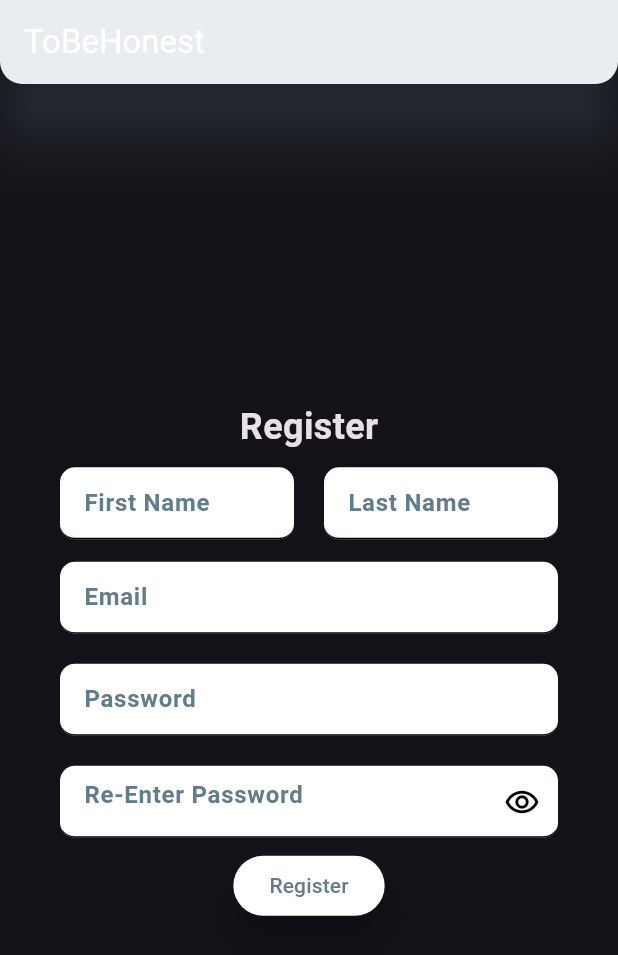
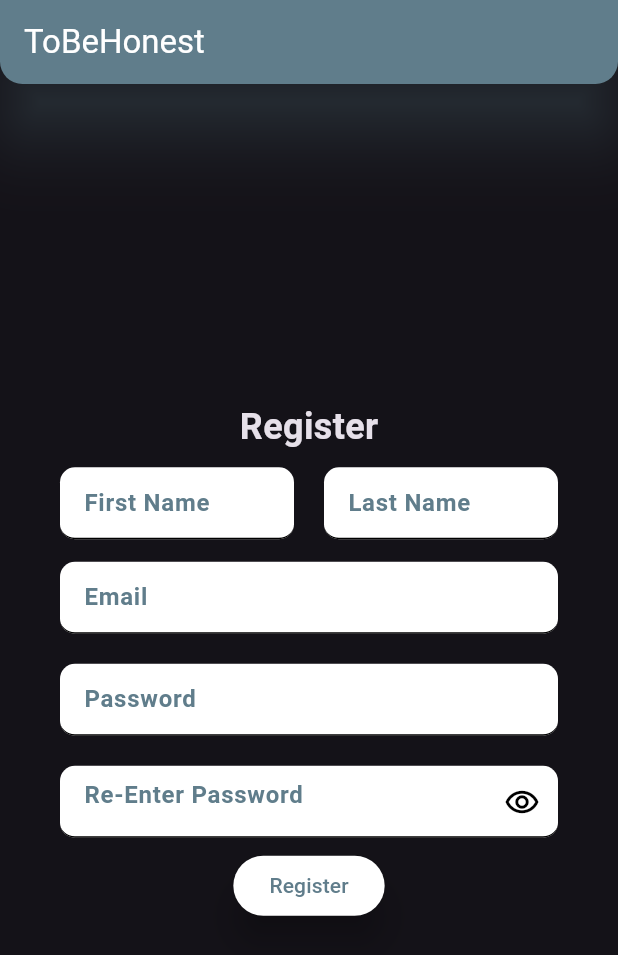
Before and after one commit to ujjvaljoshi45/TBH, a Flutter app: the screen it shows after launch, after a tap on "Register", on a phone screen of 412 x 824 dp. Shown: the top 955 px of the screen. Run offline on Flutter 3.47's test engine with Material 3 defaults, Android fonts, the phone set to English and light mode, and no system bars; drawn by our look-alikes of modal_progress_hud_nsn; our stand-ins replace cloud_firestore, firebase_auth, firebase_core, firebase_storage, image_picker; accounts and stored records are empty; network calls fail.

Commit message:
updated 29/02

```diff
--- a/lib/main.dart
+++ b/lib/main.dart
@@ -12,33 +12,54 @@ import 'package:tobe_honest/screens/search_screen.dart';
 import 'package:tobe_honest/screens/splash_screen.dart';
 
 void main() async {
+  // Enter in to full screen mode for android
   if (Platform.isAndroid) {
     enterFullScreen();
   }
+  // Initialize Firebase
   WidgetsFlutterBinding.ensureInitialized();
   await Firebase.initializeApp();
+
+  // Run the app
   runApp(const MyApp());
 }
 
+// Enter in to full screen mode for android
 void enterFullScreen() {
   SystemChrome.setEnabledSystemUIMode(SystemUiMode.manual, overlays: []);
 }
 
+// Initialize Firebase (not using this function)
 void initFirebase() async => await Firebase.initializeApp();
 
+// Entry point of the app
 class MyApp extends StatelessWidget {
   const MyApp({Key? key}) : super(key: key);
 
   @override
   Widget build(BuildContext context) {
+    // Created a MaterialApp widget
     return MaterialApp(
-      debugShowCheckedModeBanner: false,
+      debugShowCheckedModeBanner: false, // Remove debug banner
+      // Set the theme of the app (dark mode)
       theme: ThemeData.dark().copyWith(
+        appBarTheme: const AppBarTheme(
+          backgroundColor: Colors.blueGrey,
+        ),
+        // Theme for the card widget
+        cardTheme: CardTheme(
+          color: Colors.blueGrey[700],
+        ),
+        // Color scheme for the app
         colorScheme: ColorScheme.fromSwatch(
           primarySwatch: Colors.blueGrey,
         ),
       ),
-      initialRoute: SplashScreen.splashScreenId,
+
+      // Routing of the app
+      initialRoute: SplashScreen.splashScreenId, //Set Initial Route
+
+      // Define all the routes of the app
       routes: {
         SplashScreen.splashScreenId: (context) => const SplashScreen(),
         HomeScreen.homeScreenId: (context) => const HomeScreen(),
--- a/lib/screens/home_screen.dart
+++ b/lib/screens/home_screen.dart
@@ -4,6 +4,7 @@ import 'package:tobe_honest/screens/login/login_screen.dart';
 import 'package:tobe_honest/screens/post/posts_screen.dart';
 import 'package:tobe_honest/screens/register/register_screen.dart';
 
+// Home Screen of the App (Second Screen)
 class HomeScreen extends StatefulWidget {
   static String homeScreenId = 'home_screen';
   const HomeScreen({Key? key}) : super(key: key);
@@ -17,13 +18,16 @@ class _HomeScreenState extends State<HomeScreen> {
   @override
   void initState() {
     super.initState();
+    // Get the current user if any
     user = FirebaseAuth.instance.currentUser;
     if (user != null) {
       Future(() {
+        // If User is found then navigate to PostsScreen with user as argument
         Navigator.pushNamed(context, PostsScreen.postsScreenId,
             arguments: user);
       });
     }
+    // Else it will run the build method
   }
 
   @override
--- a/lib/screens/profile_screen.dart
+++ b/lib/screens/profile_screen.dart
@@ -104,7 +104,7 @@ class _ProfileScreenState extends State<ProfileScreen> {
                       final xFile = await _imagePicker.pickImage(
                           source: ImageSource.gallery);
                       if (xFile?.path != null) {
-                        uploadFile(xFile, context);
+                        await uploadFile(xFile, context);
                         setState(() {
                           _photo = File(xFile!.path);
                         });
@@ -133,7 +133,7 @@ class _ProfileScreenState extends State<ProfileScreen> {
                                 final xFile = await _imagePicker.pickImage(
                                     source: ImageSource.gallery);
                                 if (xFile?.path != null) {
-                                  uploadFile(xFile, context);
+                                  await uploadFile(xFile, context);
                                   setState(() {
                                     _photo = File(xFile!.path);
                                   });
--- a/lib/screens/register/register_screen.dart
+++ b/lib/screens/register/register_screen.dart
@@ -7,8 +7,10 @@ import 'package:modal_progress_hud_nsn/modal_progress_hud_nsn.dart';
 import 'package:tobe_honest/screens/login/login_screen.dart';
 import '../../constants.dart';
 
+// Firebase Auth Instance
 FirebaseAuth firebaseAuth = FirebaseAuth.instance;
 
+// Register Screen of the App
 class RegisterScreen extends StatefulWidget {
   static String registerScreenId = 'register_screen';
   const RegisterScreen({Key? key}) : super(key: key);
@@ -18,19 +20,21 @@ class RegisterScreen extends StatefulWidget {
 }
 
 class _RegisterScreenState extends State<RegisterScreen> {
-  bool showPassword = false;
-  late String email = '';
-  late String password = '';
-  late String reEnterPassword = '';
-  late String firstName = '';
-  late String lastName = '';
-  bool showSpinner = false;
-  bool loggedIn = false;
-  String message = '';
+  bool showPassword = false; // Show Password
+  late String email = ''; // Email
+  late String password = ''; // Password
+  late String reEnterPassword = ''; // Re-Enter Password
+  late String firstName = ''; // First Name
+  late String lastName = ''; // Last Name
+  bool showSpinner = false; // Show Spinner
+  bool loggedIn = false; // Logged In
+  String message = ''; // Error Message
 
+  // Save New User
   Future<User?> saveNewUser() async {
     await Firebase.initializeApp();
 
+    // Check if all fields are filled
     if (password == reEnterPassword) {
       try {
         await firebaseAuth.createUserWithEmailAndPassword(
@@ -50,6 +54,7 @@ class _RegisterScreenState extends State<RegisterScreen> {
         //   debugPrint('dint work');
         // }
 
+        // Get User and Add to Firestore Database
         user.reload();
         var updatedUser = firebaseAuth.currentUser;
 
@@ -67,6 +72,8 @@ class _RegisterScreenState extends State<RegisterScreen> {
         setState(() {
           loggedIn = true;
           showSpinner = false;
+
+          // Show Dialog Box 'Verification Link Send'
           showDialog(
             context: context,
             builder: (context) {
@@ -118,6 +125,7 @@ class _RegisterScreenState extends State<RegisterScreen> {
       } catch (e) {
         setState(() {
           showSpinner = false;
+          // Show Dialog Box 'Please Fill All Fields'
           showDialog(
             context: context,
             builder: (context) {
@@ -169,6 +177,7 @@ class _RegisterScreenState extends State<RegisterScreen> {
     } else {
       setState(() {
         showSpinner = false;
+        // Show Dialog Box 'Passwords don't match' (password is not equal to re-enter password)
         showDialog(
           context: context,
           builder: (context) {
@@ -218,6 +227,7 @@ class _RegisterScreenState extends State<RegisterScreen> {
     return null;
   }
 
+  // Register App Bar
   AppBar registerAppBar() {
     return AppBar(
       automaticallyImplyLeading: false,
@@ -242,10 +252,12 @@ class _RegisterScreenState extends State<RegisterScreen> {
       appBar: registerAppBar(),
       body: Center(
         child: ModalProgressHUD(
+          // Show Spinner
           inAsyncCall: showSpinner,
           child: Column(
             mainAxisAlignment: MainAxisAlignment.center,
             children: [
+              // Show Error Message
               Visibility(
                 visible: message != '',
                 child: Padding(
--- a/lib/screens/splash_screen.dart
+++ b/lib/screens/splash_screen.dart
@@ -3,6 +3,7 @@ import 'dart:async';
 import 'package:flutter/material.dart';
 import 'package:tobe_honest/screens/home_screen.dart';
 
+// Splace Screen of the App (First Screen)
 class SplashScreen extends StatefulWidget {
   static String splashScreenId = 'splash_screen';
   const SplashScreen({Key? key}) : super(key: key);
--- a/lib/widget/post_tile.dart
+++ b/lib/widget/post_tile.dart
@@ -19,6 +19,7 @@ class PostTile extends StatelessWidget {
       child: Card(
         elevation: 10,
         child: ListTile(
+          isThreeLine: true,
           onLongPress: () {
             Navigator.pushNamed(context, ProfileScreen.profileScreenId,
                 arguments: [postUserUid, false]);
@@ -51,7 +52,6 @@ class PostTile extends StatelessWidget {
                   arguments: [postUserUid, false]);
             },
           ),
-          isThreeLine: true,
           shape: const RoundedRectangleBorder(
               side: BorderSide(width: 2.0, color: Colors.blueGrey),
               borderRadius: BorderRadius.all(Radius.circular(20.0))),
```
Also changed, not shown: lib/screens/login/login_screen.dart (+24 -5 lines), lib/screens/post/posts_screen.dart (+1 -7 lines).
